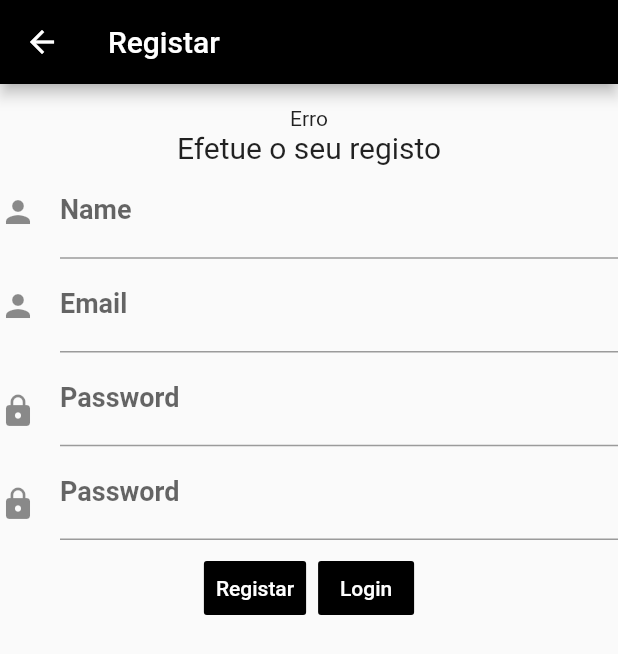
After one commit to joanabento/DAMDart, a Flutter app: the Registo screen opened directly, on a phone screen of 412 x 824 dp. The commit adds this screen. Shown: the top 654 px of the screen. Run offline on Flutter 3.47's test engine with Material 2 defaults, Android fonts, the phone set to English and light mode, and no system bars; missing offline and left inert: dart:ffi; accounts and stored records are empty.

Commit message:
separei views

```diff
--- /dev/null
+++ b/lib/Registo.dart
@@ -0,0 +1,144 @@
+import 'dart:async';
+import 'dart:io';
+import 'package:flutter/material.dart';
+import 'package:http/http.dart' as http;
+import 'dart:convert' show json;
+
+import 'utilizador.dart';
+
+
+
+class Registo extends StatefulWidget {
+
+  Registo();
+
+  @override
+  _RegistoState createState() => _RegistoState();
+}
+
+
+
+
+class _RegistoState extends State<Registo> {
+
+final GlobalKey<ScaffoldState> scaffoldKey = GlobalKey<ScaffoldState>();
+final SnackBar snackBar = const SnackBar(content: Text('Showing Snackbar'));
+final nameC = TextEditingController();
+final emailC = TextEditingController();
+final passC = TextEditingController();
+final passCC = TextEditingController();
+
+bool state = false;
+
+  @override
+  Widget build(BuildContext context) {
+    // TODO: implement build
+     return Scaffold(
+        appBar: AppBar(
+          title: const Text('Registar'),
+          backgroundColor: Colors.black,
+        ),
+        body: Center(child:
+
+            Column (children: [
+            SizedBox(height: 15),
+            Text(state ? "Faça o seu registo" : "Erro"),
+          Text(
+                'Efetue o seu registo',
+                textAlign: TextAlign.center,
+                overflow: TextOverflow.ellipsis,
+                style: TextStyle(fontSize: 20),
+              ),
+
+
+            TextField(
+              controller: nameC,
+              style: TextStyle(fontSize: 18, fontWeight: FontWeight.bold),
+              decoration: const InputDecoration(
+              icon: Icon(Icons.person),
+              hintText: 'Name',
+              labelText: 'Name',
+
+
+            ),
+          ),
+            TextField(
+              controller: emailC,
+              style: TextStyle(fontSize: 18, fontWeight: FontWeight.bold),
+              decoration: const InputDecoration(
+              icon: Icon(Icons.person),
+              hintText: 'Email',
+              labelText: 'Email',
+            ),
+          ),
+            TextField(
+              controller: passC,
+              style: TextStyle(fontSize: 18, fontWeight: FontWeight.bold),
+              decoration: const InputDecoration(
+              labelText: 'Password',
+              icon: const Padding(
+              padding: const EdgeInsets.only(top: 15.0),
+              child: const Icon(Icons.lock),
+              )),
+              obscureText: true,
+            ),
+            TextField(
+              controller: passCC,
+              style: TextStyle(fontSize: 18, fontWeight: FontWeight.bold),
+              decoration: const InputDecoration(
+              labelText: 'Password',
+              icon: const Padding(
+              padding: const EdgeInsets.only(top: 15.0),
+              child: const Icon(Icons.lock),
+              )),
+              obscureText: true,
+            ),
+          ButtonBar(
+
+            mainAxisSize: MainAxisSize.max,
+            alignment: MainAxisAlignment.center,
+            children: <Widget>[
+            FlatButton(
+            child: Text('Registar'),
+            color: Colors.black,
+            onPressed: () {
+              Utilizador user = new Utilizador();
+              user.idu = 0;
+              user.nome = nameC.text;
+              user.email = emailC.text;
+              user.pass = passC.text;
+              //retorna um inteiro
+              Future <int> create = user.createUtilizador(user).then((int onValue){
+                if(onValue == 200){
+
+
+
+                }
+                else{
+                  typeButton();
+                }});
+            },
+            ),
+            FlatButton(
+            child: Text('Login'),
+
+            color: Colors.black,
+            onPressed: () {},
+            ),
+          ],
+        )
+        ]
+      ),
+      ),
+      );
+  }
+
+  typeButton(){
+     setState(() {
+    state = !state;
+
+    });
+  }
+
+
+}
```
Also changed, not shown: lib/Login.dart (added, +86 -0 lines), lib/main.dart (+78 -150 lines), lib/utilizador.dart (+8 -9 lines).
